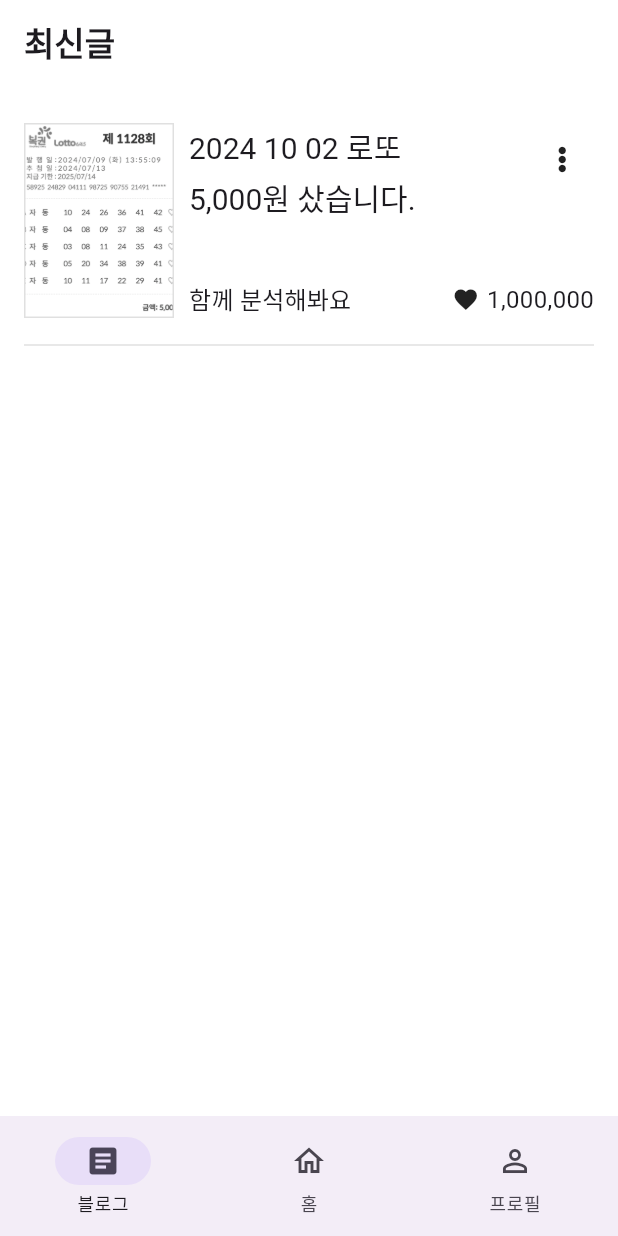
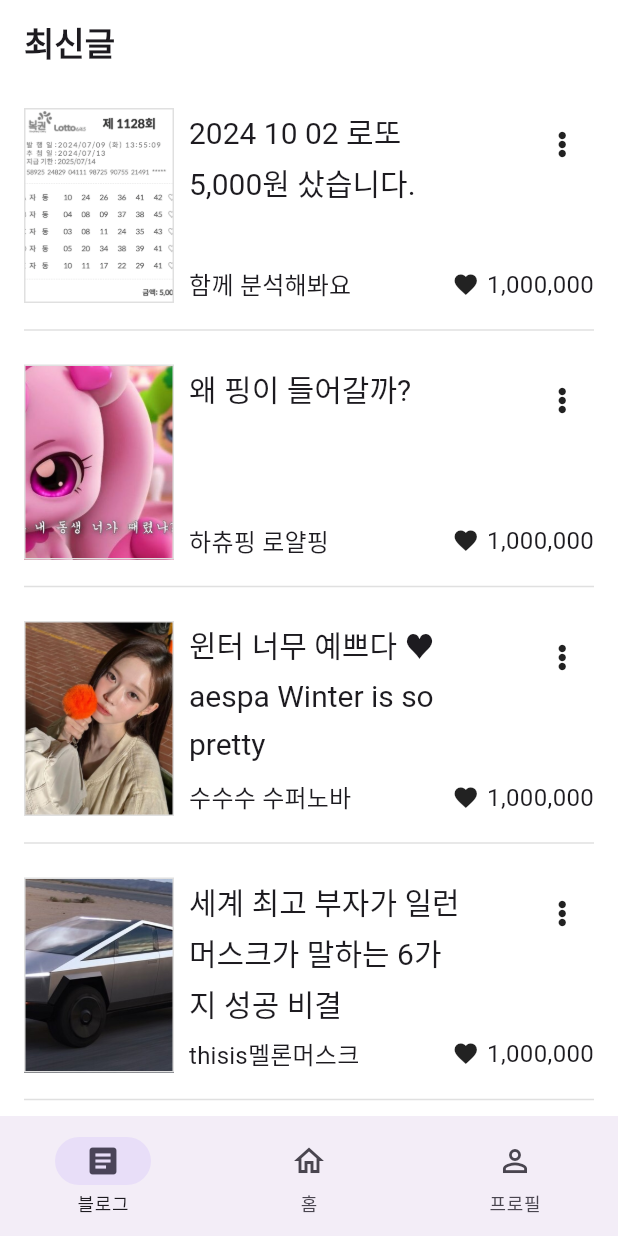
Before and after one commit to seonho99/lottoblog, a Flutter app: the screen it shows after launch, on a phone screen of 412 x 824 dp. Run offline on Flutter 3.47's test engine with Material 3 defaults, Android fonts, the phone set to English and light mode, and no system bars; our stand-ins replace firebase_auth, firebase_core, go_router, google_sign_in, image_picker; accounts and stored records are empty; Roboto replaces fonts that are missing (NanumSquareNeo).

Commit message:
20241017 모델링 성공

```diff
--- a/lib/blogpost_screen/post_dummy.dart
+++ b/lib/blogpost_screen/post_dummy.dart
@@ -2,8 +2,8 @@
 import '../popupmenubotton_widget.dart';
 
 
-class BlogpostDummy extends StatelessWidget {
-  BlogpostDummy({super.key});
+class PostDummy extends StatelessWidget {
+  PostDummy({super.key});
 
   @override
   Widget build(BuildContext context) {
--- /dev/null
+++ b/lib/blogpost_screen/post_dummy_modeling.dart
@@ -0,0 +1,51 @@
+class PostDummyModeling {
+
+  List<String> postProfile = [
+    'profile_01.png',
+    'profile_02.png',
+    'profile_03.png',
+    'profile_04.png',
+    'profile_05.png',
+  ];
+
+  List<String> postName = [
+    '함께 분석해봐요',
+    '하츄핑 로얄핑',
+    '수수수 수퍼노바',
+    'thisis멜론머스크',
+    '슈카형필립스광고',
+  ];
+
+  List<String> postDate =[
+    '2024 .10. 02',
+    '2024 .10. 03',
+    '2024 .10. 04',
+    '2024 .10. 05',
+    '2024 .10. 06',
+  ];
+
+  List<String> postTitle = [
+    '2024 10 02 로또 5,000원 샀습니다.',
+    '왜 핑이 들어갈까?',
+    '윈터 너무 예쁘다 ♥ aespa Winter is so pretty',
+    '세계 최고 부자가 일런머스크가 말하는 6가지 성공 비결',
+    'He is Not Korean',
+  ];
+
+  List<String> postImage = [
+    'image_dummy_01.png',
+    'image_dummy_02.png',
+    'image_dummy_03.png',
+    'image_dummy_04.png',
+    'image_dummy_05.png',
+  ];
+
+  List<String> postContent = [
+    '복권을 구매하면 기분이 좋아져서 꾸준히 구매하고 있습니다. 10년을 넘게 퇴근 후 복권을 구매했는데, 급한 업무 일정 때문에 어쩔 수 없이 오전에 복권을 구매하게 되었습니다. 구매 후 번호를 확인해봤는데, 중복된 숫자가 보여서 ‘이래서 당첨되겠나?’라는 생각이 들었습니다. 추첨이 끝나고 며칠 뒤, 연금복권을 확인했는데 1·2등에 당첨되었습니다. 당첨 사실이 믿어지지 않았고, 실감이 나지 않아서인지 기쁨을 느끼지 못했습니다. 오히려 당첨금 수령을 위해 서울로 가는 길이 너무 떨리고 긴장되었습니다. 평소에 노후에 대한 걱정이 많아서 국민연금, 개인연금 등을 철저하게 준비해왔지만 부족함을 느끼고 있었는데, 연금복권 1·2등에 당첨되니 모든 걱정이 사라져서 너무 기쁩니다. 노후를 생각하면 안정적으로 당첨을 받을 수 있는 연금복권에 당첨돼서 감사한 마음입니다.',
+    '사랑의 티니핑. 늘 로미와 함께 다니며 애교 넘치는 로열핑으로, 사랑과 배려가 넘치는 성격. 티니핑 중 로미와 가장 친하며, 비밀의 방에 있던 티니핑 봉인이 풀려나 지구로 흩어질 때 로미가 손을 꼭 잡아준 덕분에 유일무이하게 지구로 떨어지지 않고 로미와 함께 처음부터 같이 다녔으며, 모든 티니핑 중 유일무이하게 모든 회차와 시즌에 출연 중이다.',
+    '사건은 다가와 Ah Oh Ay,\n거세게 커져가 Ah Oh Ay\nBring the ligth of a dying star\n불러낸 내 우주를 봐 봐\nNova\nSupernova ',
+    '돈이 중요한 것이 아니다\n열정을 좇아라\n목표를 크게 가지는 것을 두려워하지 말라\n모험할 준비를 하라\n비판을 무시하라\n즐겨라',
+    '단기간에 큰 성과를 내야하는 투자? 그거 엄청 괴롭다. 나도 펀드매니저로 해봤다. 펀드매니저는 그나마 남의 돈 이지만, 여러분은 그러지 않는다 이런걸 좋아서 하는 사람이 어딨냐, 중독자도 아니고 다들 스트레스 받으면서 한다. 사회가 시켜서 한다 어른들은 젊은 사람들이 이렇게 하는거에 미안해야 한다. 이런식의 투자는 괴롭다. 우린 저렇게 투자하지 않지 않았나?',
+  ];
+
+}
--- a/lib/mainhome_class.dart
+++ b/lib/mainhome_class.dart
@@ -1,8 +1,11 @@
-import 'dart:io';
+class MainhomeClass {
+  String postImage;
+  String postTitle;
+  String postName;
 
-class MainhomepageClass {
-
-
-
-
+  MainhomeClass({
+    required this.postImage,
+    required this.postTitle,
+    required this.postName,
+  });
 }
--- a/lib/mainhome_screen.dart
+++ b/lib/mainhome_screen.dart
@@ -1,9 +1,125 @@
 import 'package:flutter/material.dart';
 import 'package:go_router/go_router.dart';
+import 'package:lottoblog/mainhome_class.dart';
 import 'popupmenubotton_widget.dart';
 
 class MainHomeScreen extends StatelessWidget {
-  const MainHomeScreen({super.key});
+  MainHomeScreen({super.key});
+
+  List<MainhomeClass> mainhomes = [
+    MainhomeClass(
+        postImage: 'image_dummy_01.png',
+        postTitle: '2024 10 02 로또 5,000원 샀습니다.',
+        postName: '함께 분석해봐요'),
+    MainhomeClass(
+        postImage: 'image_dummy_02.png',
+        postTitle: '왜 핑이 들어갈까?',
+        postName: '하츄핑 로얄핑'),
+    MainhomeClass(
+        postImage: 'image_dummy_03.png',
+        postTitle: '윈터 너무 예쁘다 ♥ aespa Winter is so pretty',
+        postName: '수수수 수퍼노바'),
+    MainhomeClass(
+        postImage: 'image_dummy_04.png',
+        postTitle: '세계 최고 부자가 일런머스크가 말하는 6가지 성공 비결',
+        postName: 'thisis멜론머스크'),
+    MainhomeClass(
+        postImage: 'image_dummy_05.png',
+        postTitle: 'He is Not Korean',
+        postName: '슈카형필립스광고'),
+  ];
+
+  List<Widget> getHomeList(BuildContext context) {
+    List<Widget> homeList = [];
+    for (var i = 0; i < mainhomes.length; i++) {
+      var image = mainhomes[i].postImage;
+      var title = mainhomes[i].postTitle;
+      var name = mainhomes[i].postName;
+      homeList.add(
+        Column(
+          children: [
+            Row(
+              crossAxisAlignment: CrossAxisAlignment.start,
+              children: [
+                Column(
+                  children: [
+                    Container(
+                      width: 100,
+                      height: 130,
+                      decoration: BoxDecoration(
+                        image: DecorationImage(
+                          image: AssetImage('assets/image_dummy/$image'),
+                          fit: BoxFit.cover,
+                        ),
+                        border:
+                            Border.all(width: 1, color: Colors.grey.shade300),
+                      ),
+                    ),
+                  ],
+                ),
+                const SizedBox(width: 10),
+                Expanded(
+                  child: SizedBox(
+                    height: 130,
+                    child: Column(
+                      mainAxisAlignment: MainAxisAlignment.spaceBetween,
+                      children: [
+                        Row(
+                          crossAxisAlignment: CrossAxisAlignment.start,
+                          children: [
+                            SizedBox(
+                              width: 185,
+                              child: Text(
+                                '$title',
+                                style: Theme.of(context)
+                                    .textTheme
+                                    .headlineSmall
+                                    ?.copyWith(height: 1.6),
+                              ),
+                            ),
+                            const Spacer(),
+                            Expanded(child: PopupmenubottonWidget()),
+                            // Icon(Icons.more_vert, size: 30),
+                          ],
+                        ),
+                        Row(
+                          children: [
+                            Text(
+                              '$name',
+                              style: Theme.of(context).textTheme.titleMedium,
+                            ),
+                            Spacer(),
+                            Row(
+                              children: [
+                                Icon(Icons.favorite, size: 18),
+                                SizedBox(width: 5),
+                                Text(
+                                  '1,000,000',
+                                  style: TextStyle(fontSize: 16),
+                                ),
+                              ],
+                            ),
+                          ],
+                        ),
+                      ],
+                    ),
+                  ),
+                ),
+              ],
+            ),
+            SizedBox(height: 10),
+            Divider(color: Colors.grey.shade300, thickness: 1.0),
+            SizedBox(height: 15),
+          ],
+        ),
+      );
+    }
+    if (homeList.isNotEmpty) {
+      (homeList.last as Column).children.removeLast();
+      (homeList.last as Column).children.removeLast();
+    }
+    return homeList;
+  }
 
   @override
   Widget build(BuildContext context) {
@@ -27,79 +143,7 @@
                 context.go('/mainhome_screen/blogpost_screen01');
               },
               child: Column(
-                children: [
-                  const SizedBox(height: 10),
-                  Row(
-                    crossAxisAlignment: CrossAxisAlignment.start,
-                    children: [
-                      Container(
-                        width: 100,
-                        height: 130,
-                        decoration: BoxDecoration(
-                          image: const DecorationImage(
-                            image: AssetImage(
-                                'assets/image_dummy/image_dummy_01.png'),
-                            fit: BoxFit.cover,
-                          ),
-                          border:
-                              Border.all(width: 1, color: Colors.grey.shade300),
-                        ),
-                      ),
-                      const SizedBox(width: 10),
-                      Expanded(
-                        child: SizedBox(
-                          height: 130,
-                          child: Column(
-                            mainAxisAlignment: MainAxisAlignment.spaceBetween,
-                            children: [
-                              Row(
-                                crossAxisAlignment: CrossAxisAlignment.start,
-                                children: [
-                                  SizedBox(
-                                    width: 185,
-                                    child: Text(
-                                      '2024 10 02 로또 5,000원 샀습니다.',
-                                      style: Theme.of(context)
-                                          .textTheme
-                                          .headlineSmall
-                                          ?.copyWith(height: 1.6),
-                                    ),
-                                  ),
-                                  Spacer(),
-                                  Expanded(child: PopupmenubottonWidget()),
-                                  // Icon(Icons.more_vert, size: 30),
-                                ],
-                              ),
-                              Row(
-                                children: [
-                                  Text(
-                                    '함께 분석해봐요',
-                                    style:
-                                        Theme.of(context).textTheme.titleMedium,
-                                  ),
-                                  const Spacer(),
-                                  const Row(
-                                    children: [
-                                      Icon(Icons.favorite, size: 18),
-                                      SizedBox(width: 5),
-                                      Text(
-                                        '1,000,000',
-                                        style: TextStyle(fontSize: 16),
-                                      ),
-                                    ],
-                                  ),
-                                ],
-                              ),
-                            ],
-                          ),
-                        ),
-                      ),
-                    ],
-                  ),
-                  const SizedBox(height: 10),
-                  Divider(color: Colors.grey.shade300, thickness: 1.0),
-                  const SizedBox(height: 15),
-                ],
+                children: getHomeList(context),
               ),
             ),
           ),
```
Also changed, not shown: lib/main.dart (+6 -1 lines).
